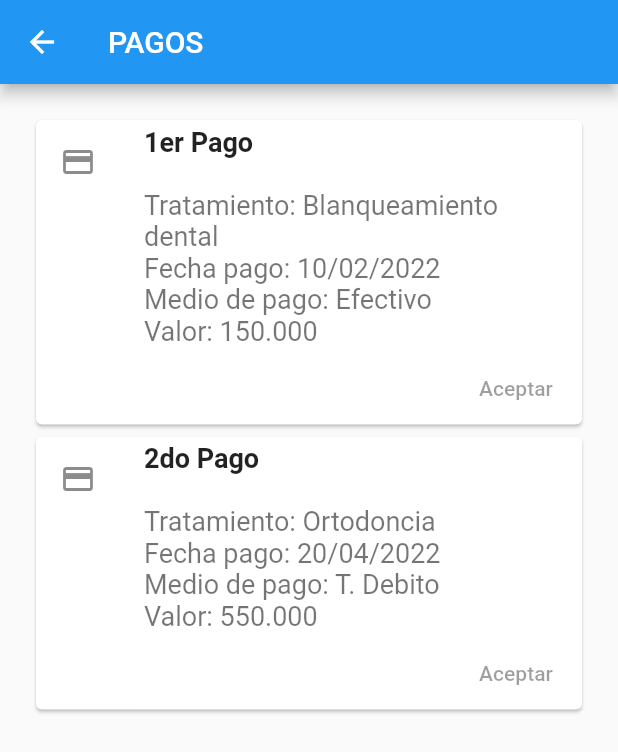
After one commit to CadNicolas/Odont, a Flutter app: the CardViewPagos screen opened directly, on a phone screen of 412 x 824 dp. The commit adds this screen. Shown: the top 752 px of the screen. Run offline on Flutter 3.47's test engine with Material 2 defaults, Android fonts, the phone set to English and light mode, and no system bars.

Commit message:
Card Odontologia

```diff
--- /dev/null
+++ b/odont_clin/lib/views/cardViews/cardviewsPagos.dart
@@ -0,0 +1,62 @@
+import 'package:flutter/material.dart';
+
+class Mycard extends StatelessWidget {
+  const Mycard({
+    Key key,
+  }) : super(key: key);
+
+  @override
+  Widget build(BuildContext context) {
+    return ListView(
+        padding: EdgeInsets.symmetric(horizontal: 20, vertical: 20),
+        children: [
+          Card(
+              child: Column(
+            children: [
+              ListTile(
+                leading: Icon(Icons.payment),
+                title: Text('1er Pago',
+                    style: const TextStyle(
+                        fontWeight: FontWeight.bold, fontSize: 18.0)),
+                subtitle: Text(
+                    "\nTratamiento: Blanqueamiento dental \nFecha pago: 10/02/2022 \nMedio de pago: Efectivo \nValor: 150.000",
+                    style: const TextStyle(fontSize: 18.0)),
+              ),
+              Row(
+                mainAxisAlignment: MainAxisAlignment.end,
+                children: [
+                  FlatButton(
+                    onPressed: null,
+                    child: Text("Aceptar"),
+                  ),
+                ],
+              )
+            ],
+          )),
+          Card(
+            child: Column(
+              children: [
+                ListTile(
+                  leading: Icon(Icons.payment),
+                  title: Text('2do Pago',
+                      style: const TextStyle(
+                          fontWeight: FontWeight.bold, fontSize: 18.0)),
+                  subtitle: Text(
+                      "\nTratamiento: Ortodoncia \nFecha pago: 20/04/2022 \nMedio de pago: T. Debito \nValor: 550.000",
+                      style: const TextStyle(fontSize: 18.0)),
+                ),
+                Row(
+                  mainAxisAlignment: MainAxisAlignment.end,
+                  children: [
+                    FlatButton(
+                      onPressed: null,
+                      child: Text("Aceptar"),
+                    ),
+                  ],
+                )
+              ],
+            ),
+          ),
+        ]);
+  }
+}
--- /dev/null
+++ b/odont_clin/lib/views/card_view_pagos.dart
@@ -0,0 +1,16 @@
+import 'package:flutter/material.dart';
+import 'cardViews/cardviewsPagos.dart';
+
+void main() => runApp(CardViewPagos());
+
+class CardViewPagos extends StatelessWidget {
+  @override
+  Widget build(BuildContext context) {
+    return Scaffold(
+      appBar: AppBar(
+        title: Text('PAGOS'),
+      ),
+      body: Mycard(),
+    );
+  }
+}
--- a/odont_clin/lib/views/listview3_view.dart
+++ b/odont_clin/lib/views/listview3_view.dart
@@ -50,7 +50,7 @@ class _ListView3State extends State<ListView3> {
             Expanded(
               child: FittedBox(
                 fit: BoxFit.contain, // otherwise the logo will be tiny
-                child: FlutterLogo(),
+                //child: FlutterLogo(),
               ),
             ),
           ],
--- a/odont_clin/lib/views/listview4_view.dart
+++ b/odont_clin/lib/views/listview4_view.dart
@@ -42,7 +42,7 @@ class _ListView4State extends State<ListView4> {
             Text('2do Tratamiento:',
                 style: const TextStyle(
                     fontWeight: FontWeight.bold, fontSize: 20.0)),
-            Text('Ortodoncia::', style: const TextStyle(fontSize: 25.0)),
+            Text('Ortodoncia:', style: const TextStyle(fontSize: 25.0)),
             Text('Fecha: 02/02/2022',
                 style: const TextStyle(
                     fontWeight: FontWeight.bold, fontSize: 20.0)),
@@ -76,7 +76,7 @@ class _ListView4State extends State<ListView4> {
             Expanded(
               child: FittedBox(
                 fit: BoxFit.contain, // otherwise the logo will be tiny
-                child: FlutterLogo(),
+                //child: FlutterLogo(),
               ),
             ),
           ],
--- a/odont_clin/lib/views/listview5_view.dart
+++ b/odont_clin/lib/views/listview5_view.dart
@@ -60,7 +60,7 @@ class _ListView5State extends State<ListView5> {
             Expanded(
               child: FittedBox(
                 fit: BoxFit.contain, // otherwise the logo will be tiny
-                child: FlutterLogo(),
+                //child: FlutterLogo(),
               ),
             ),
           ],
--- a/odont_clin/lib/views/listview6_view.dart
+++ b/odont_clin/lib/views/listview6_view.dart
@@ -62,7 +62,7 @@ class _ListView6State extends State<ListView6> {
               Expanded(
                 child: FittedBox(
                   fit: BoxFit.contain, // otherwise the logo will be tiny
-                  child: FlutterLogo(),
+                  //child: FlutterLogo(),
                 ),
               ),
             ],
```
Also changed, not shown: odont_clin/lib/views/cardViews/cardviewsCitas.dart (added, +62 -0 lines), odont_clin/lib/views/card_view_citas.dart (added, +16 -0 lines).
